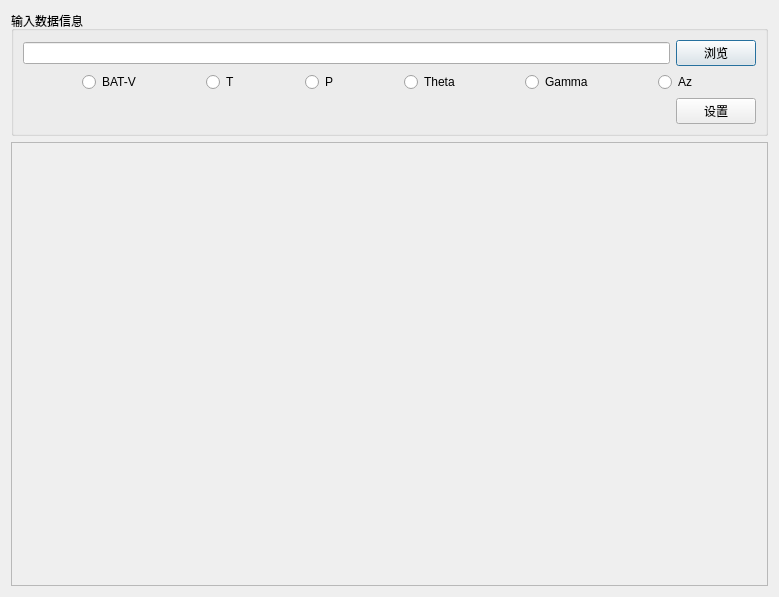
Qt form OBNSoftwareRoot/src/OBNDataManagerModel/OBNLogVisualizationDisplay/obnlogvisuailzationdisplay.ui (AlanZHW/OBNNewModel) before a commit.
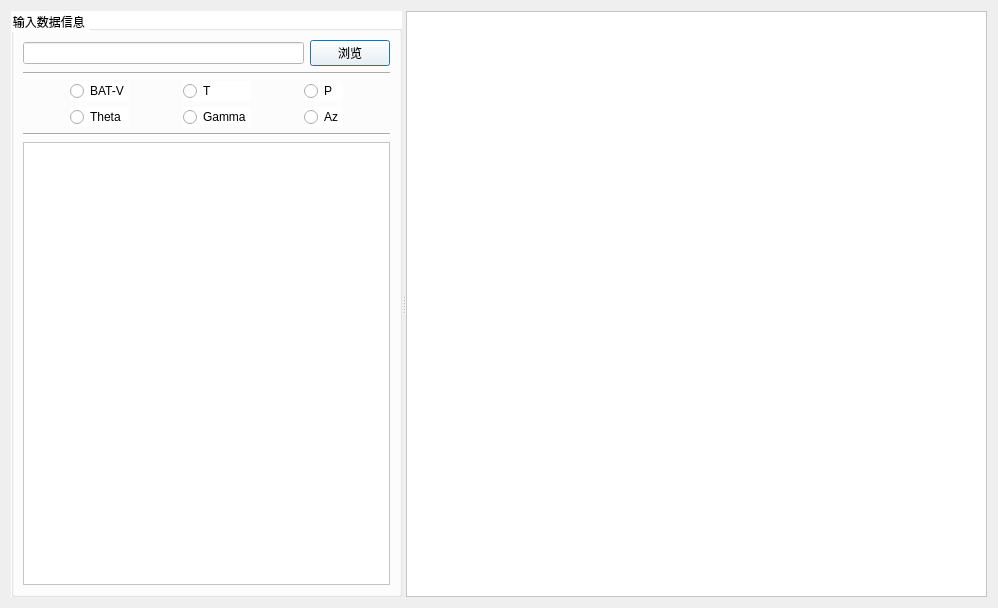
The same form after that commit.

```diff
--- a/OBNSoftwareRoot/src/OBNDataManagerModel/OBNLogVisualizationDisplay/obnlogvisuailzationdisplay.ui
+++ b/OBNSoftwareRoot/src/OBNDataManagerModel/OBNLogVisualizationDisplay/obnlogvisuailzationdisplay.ui
@@ -6,15 +6,19 @@
    <rect>
     <x>0</x>
     <y>0</y>
-    <width>779</width>
-    <height>597</height>
+    <width>998</width>
+    <height>608</height>
    </rect>
   </property>
   <property name="windowTitle">
    <string>Dialog</string>
   </property>
-  <layout class="QGridLayout" name="gridLayout_2">
+  <layout class="QGridLayout" name="gridLayout_3">
    <item row="0" column="0">
+    <widget class="QSplitter" name="splitter">
+     <property name="orientation">
+      <enum>Qt::Horizontal</enum>
+     </property>
     <widget class="QGroupBox" name="groupBox">
      <property name="sizePolicy">
       <sizepolicy hsizetype="Preferred" vsizetype="Fixed">
@@ -22,12 +26,21 @@
        <verstretch>0</verstretch>
       </sizepolicy>
      </property>
+      <property name="maximumSize">
+       <size>
+        <width>391</width>
+        <height>16777215</height>
+       </size>
+      </property>
+      <property name="styleSheet">
+       <string notr="true">background-color:#FFFFFF</string>
+      </property>
      <property name="title">
       <string>输入数据信息 </string>
      </property>
-     <layout class="QGridLayout" name="gridLayout">
+      <layout class="QGridLayout" name="gridLayout_2">
       <item row="0" column="0">
-       <layout class="QHBoxLayout" name="horizontalLayout_2">
+        <layout class="QHBoxLayout" name="horizontalLayout">
         <item>
          <widget class="QLineEdit" name="lineEditInputPath"/>
         </item>
@@ -41,68 +54,36 @@
        </layout>
       </item>
       <item row="1" column="0">
-       <layout class="QHBoxLayout" name="horizontalLayout">
-        <item>
-         <spacer name="horizontalSpacer">
+        <widget class="Line" name="line">
           <property name="orientation">
            <enum>Qt::Horizontal</enum>
           </property>
-          <property name="sizeHint" stdset="0">
-           <size>
-            <width>40</width>
-            <height>20</height>
-           </size>
-          </property>
-         </spacer>
-        </item>
-        <item>
+        </widget>
+       </item>
+       <item row="2" column="0">
+        <layout class="QGridLayout" name="gridLayout">
+         <item row="0" column="1">
          <widget class="QRadioButton" name="radioButtonBATV">
           <property name="text">
            <string>BAT-V</string>
           </property>
          </widget>
         </item>
-        <item>
-         <spacer name="horizontalSpacer_2">
-          <property name="orientation">
-           <enum>Qt::Horizontal</enum>
-          </property>
-          <property name="sizeHint" stdset="0">
-           <size>
-            <width>40</width>
-            <height>20</height>
-           </size>
-          </property>
-         </spacer>
-        </item>
-        <item>
-         <widget class="QRadioButton" name="radioButtonT">
-          <property name="text">
-           <string>T</string>
-          </property>
-         </widget>
-        </item>
-        <item>
-         <spacer name="horizontalSpacer_3">
-          <property name="orientation">
-           <enum>Qt::Horizontal</enum>
-          </property>
-          <property name="sizeHint" stdset="0">
-           <size>
-            <width>40</width>
-            <height>20</height>
-           </size>
-          </property>
-         </spacer>
-        </item>
-        <item>
+         <item row="0" column="5">
          <widget class="QRadioButton" name="radioButtonP">
           <property name="text">
            <string>P</string>
           </property>
          </widget>
         </item>
-        <item>
+         <item row="0" column="3">
+          <widget class="QRadioButton" name="radioButtonT">
+           <property name="text">
+            <string>T</string>
+           </property>
+          </widget>
+         </item>
+         <item row="0" column="4">
          <spacer name="horizontalSpacer_4">
           <property name="orientation">
            <enum>Qt::Horizontal</enum>
@@ -115,55 +96,42 @@
           </property>
          </spacer>
         </item>
-        <item>
+         <item row="0" column="6">
+          <spacer name="horizontalSpacer_2">
+           <property name="orientation">
+            <enum>Qt::Horizontal</enum>
+           </property>
+           <property name="sizeHint" stdset="0">
+            <size>
+             <width>40</width>
+             <height>20</height>
+            </size>
+           </property>
+          </spacer>
+         </item>
+         <item row="1" column="1">
          <widget class="QRadioButton" name="radioButtonTheta">
           <property name="text">
            <string>Theta</string>
           </property>
          </widget>
         </item>
-        <item>
-         <spacer name="horizontalSpacer_5">
-          <property name="orientation">
-           <enum>Qt::Horizontal</enum>
-          </property>
-          <property name="sizeHint" stdset="0">
-           <size>
-            <width>40</width>
-            <height>20</height>
-           </size>
-          </property>
-         </spacer>
-        </item>
-        <item>
+         <item row="1" column="3">
          <widget class="QRadioButton" name="radioButtonGamma">
           <property name="text">
            <string>Gamma</string>
           </property>
          </widget>
         </item>
-        <item>
-         <spacer name="horizontalSpacer_6">
-          <property name="orientation">
-           <enum>Qt::Horizontal</enum>
-          </property>
-          <property name="sizeHint" stdset="0">
-           <size>
-            <width>40</width>
-            <height>20</height>
-           </size>
-          </property>
-         </spacer>
-        </item>
-        <item>
+         <item row="1" column="5">
          <widget class="QRadioButton" name="radioButtonAz">
           <property name="text">
            <string>Az</string>
           </property>
          </widget>
         </item>
-        <item>
-         <spacer name="horizontalSpacer_7">
+         <item row="0" column="2">
+          <spacer name="horizontalSpacer_3">
           <property name="orientation">
            <enum>Qt::Horizontal</enum>
           </property>
@@ -175,12 +143,8 @@
           </property>
          </spacer>
         </item>
-       </layout>
-      </item>
-      <item row="2" column="0">
-       <layout class="QHBoxLayout" name="horizontalLayout_3">
-        <item>
-         <spacer name="horizontalSpacer_8">
+         <item row="0" column="0">
+          <spacer name="horizontalSpacer">
           <property name="orientation">
            <enum>Qt::Horizontal</enum>
           </property>
@@ -192,26 +156,31 @@
           </property>
          </spacer>
         </item>
-        <item>
-         <widget class="QPushButton" name="pushButtonSetup">
-          <property name="text">
-           <string>设置</string>
+        </layout>
+       </item>
+       <item row="3" column="0">
+        <widget class="Line" name="line_2">
+         <property name="orientation">
+          <enum>Qt::Horizontal</enum>
           </property>
          </widget>
         </item>
-       </layout>
+       <item row="4" column="0">
+        <widget class="QTableWidget" name="tableWidgetSetupLineColor"/>
       </item>
      </layout>
     </widget>
-   </item>
-   <item row="1" column="0">
     <widget class="QFrame" name="widgetLogVisuailzation">
+      <property name="styleSheet">
+       <string notr="true">background-color:#FFFFFF</string>
+      </property>
      <property name="frameShape">
       <enum>QFrame::StyledPanel</enum>
      </property>
      <property name="frameShadow">
       <enum>QFrame::Raised</enum>
      </property>
+     </widget>
     </widget>
    </item>
   </layout>
```
Lines whose indentation alone changed are shown as unchanged.
